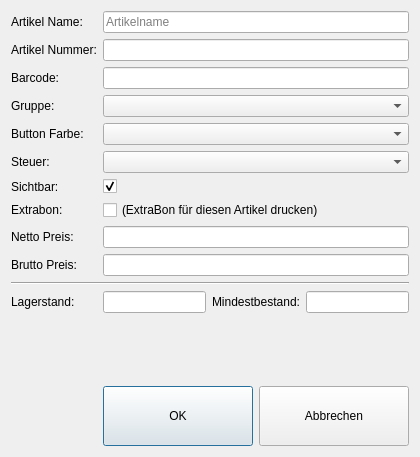
Qt form src/manager/productedit.ui (DatabasesWorks/QRK-Cash-Register) before a commit.
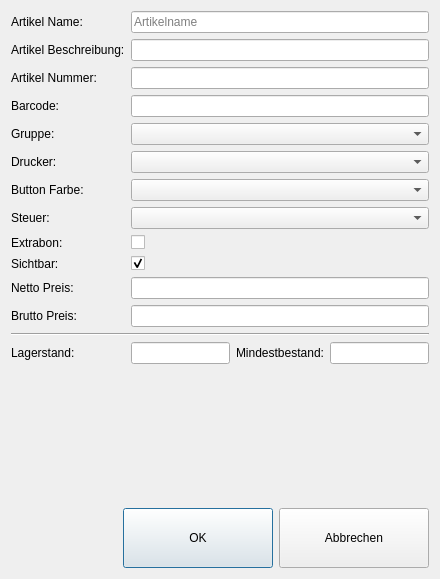
The same form after that commit. Icons and pictures are not drawn. Custom widgets are drawn as their Qt base class.

```diff
--- a/src/manager/productedit.ui
+++ b/src/manager/productedit.ui
@@ -7,8 +7,8 @@
    <rect>
     <x>0</x>
     <y>0</y>
-    <width>420</width>
-    <height>457</height>
+    <width>440</width>
+    <height>579</height>
    </rect>
   </property>
   <property name="windowTitle">
@@ -34,116 +34,119 @@
        </property>
       </widget>
      </item>
-     <item row="1" column="0">
+     <item row="2" column="0">
       <widget class="QLabel" name="itemNumLabel">
        <property name="text">
         <string>Artikel Nummer:</string>
        </property>
       </widget>
      </item>
-     <item row="1" column="1">
+     <item row="2" column="1">
       <widget class="QLineEdit" name="itemNum"/>
      </item>
-     <item row="2" column="0">
+     <item row="3" column="0">
       <widget class="QLabel" name="barcodeLabel">
        <property name="text">
         <string>Barcode:</string>
        </property>
       </widget>
      </item>
-     <item row="2" column="1">
+     <item row="3" column="1">
       <widget class="QLineEdit" name="barcode"/>
      </item>
-     <item row="3" column="0">
+     <item row="4" column="0">
       <widget class="QLabel" name="categorieLabel">
        <property name="text">
         <string>Gruppe:</string>
        </property>
       </widget>
      </item>
-     <item row="3" column="1">
+     <item row="4" column="1">
       <widget class="QComboBox" name="groupComboBox"/>
      </item>
-     <item row="4" column="0">
+     <item row="5" column="0">
+      <widget class="QLabel" name="label_6">
+       <property name="text">
+        <string>Drucker:</string>
+       </property>
+      </widget>
+     </item>
+     <item row="5" column="1">
+      <widget class="QComboBox" name="printerComboBox"/>
+     </item>
+     <item row="6" column="0">
       <widget class="QLabel" name="label_3">
        <property name="text">
         <string>Button Farbe:</string>
        </property>
       </widget>
      </item>
-     <item row="4" column="1">
+     <item row="6" column="1">
       <widget class="QComboBox" name="colorComboBox"/>
      </item>
-     <item row="5" column="0">
+     <item row="7" column="0">
       <widget class="QLabel" name="label">
        <property name="text">
         <string>Steuer:</string>
        </property>
       </widget>
      </item>
-     <item row="5" column="1">
+     <item row="7" column="1">
       <widget class="QComboBox" name="taxComboBox"/>
      </item>
-     <item row="6" column="0">
+     <item row="9" column="0">
       <widget class="QLabel" name="visibleLabel">
        <property name="text">
         <string>Sichtbar:</string>
        </property>
       </widget>
      </item>
-     <item row="6" column="1">
+     <item row="9" column="1">
       <widget class="QCheckBox" name="visibleCheckBox">
        <property name="checked">
         <bool>true</bool>
        </property>
       </widget>
      </item>
-     <item row="7" column="0">
-      <widget class="QLabel" name="collectionReceiptLabel">
-       <property name="text">
-        <string>Extrabon:</string>
-       </property>
-      </widget>
-     </item>
-     <item row="7" column="1">
-      <widget class="QCheckBox" name="collectionReceiptCheckBox">
-       <property name="text">
-        <string>(ExtraBon für diesen Artikel drucken)</string>
-       </property>
-      </widget>
-     </item>
-     <item row="8" column="0">
+     <item row="10" column="0">
       <widget class="QLabel" name="label_2">
        <property name="text">
         <string>Netto Preis: </string>
        </property>
       </widget>
      </item>
-     <item row="8" column="1">
+     <item row="10" column="1">
       <widget class="QLineEdit" name="net">
        <property name="placeholderText">
         <string/>
        </property>
       </widget>
      </item>
-     <item row="9" column="0">
+     <item row="11" column="0">
       <widget class="QLabel" name="PriceLabel">
        <property name="text">
         <string>Brutto Preis:</string>
        </property>
       </widget>
      </item>
-     <item row="9" column="1">
+     <item row="11" column="1">
       <widget class="QLineEdit" name="gross"/>
      </item>
-     <item row="11" column="0">
+     <item row="12" column="0" colspan="2">
+      <widget class="Line" name="line">
+       <property name="orientation">
+        <enum>Qt::Horizontal</enum>
+       </property>
+      </widget>
+     </item>
+     <item row="13" column="0">
       <widget class="QLabel" name="label_4">
        <property name="text">
         <string>Lagerstand:</string>
        </property>
       </widget>
      </item>
-     <item row="11" column="1">
+     <item row="13" column="1">
       <layout class="QHBoxLayout" name="horizontalLayout_2">
        <item>
         <widget class="QLineEdit" name="stockLineEdit"/>
@@ -160,10 +163,27 @@
        </item>
       </layout>
      </item>
-     <item row="10" column="0" colspan="2">
-      <widget class="Line" name="line">
-       <property name="orientation">
-        <enum>Qt::Horizontal</enum>
+     <item row="8" column="1">
+      <widget class="QCheckBox" name="collectionReceiptCheckBox">
+       <property name="text">
+        <string/>
+       </property>
+      </widget>
+     </item>
+     <item row="8" column="0">
+      <widget class="QLabel" name="collectionReceiptLabel">
+       <property name="text">
+        <string>Extrabon:</string>
+       </property>
+      </widget>
+     </item>
+     <item row="1" column="1">
+      <widget class="QLineEdit" name="description"/>
+     </item>
+     <item row="1" column="0">
+      <widget class="QLabel" name="label_7">
+       <property name="text">
+        <string>Artikel Beschreibung:</string>
        </property>
       </widget>
      </item>
```
